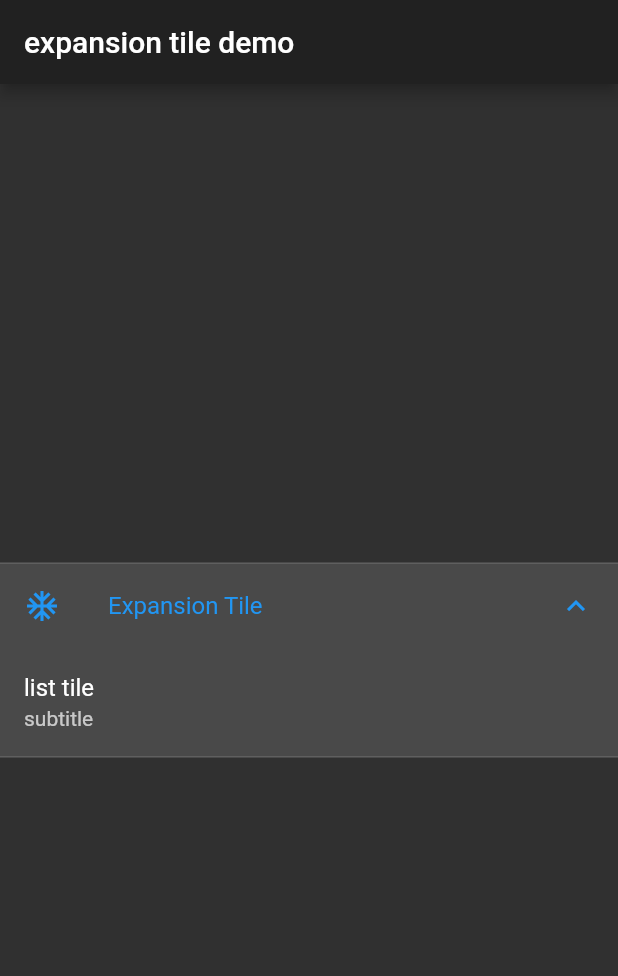
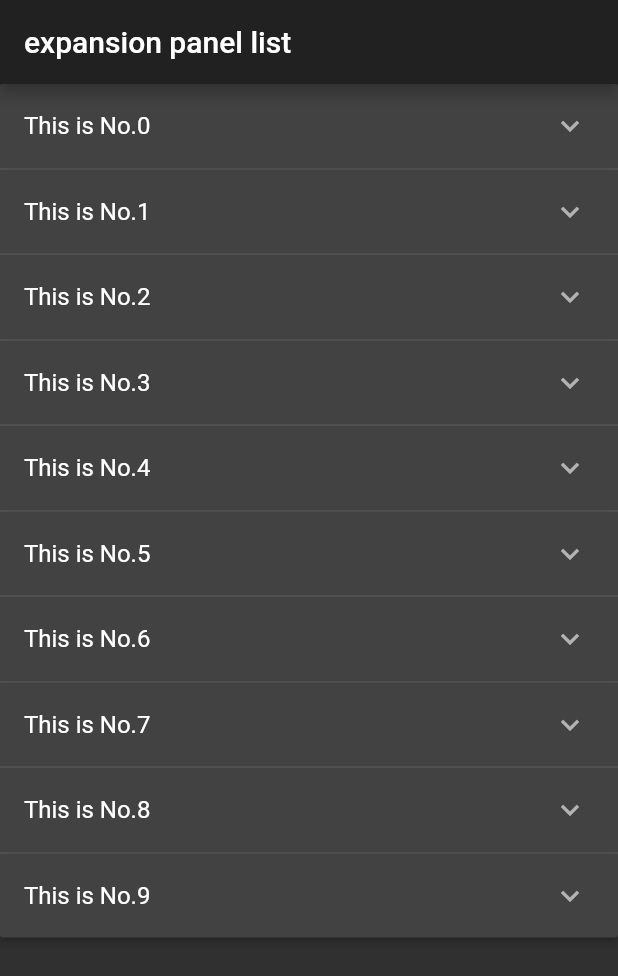
Before and after one commit to html546/flutterdemo08, a Flutter app: the screen it shows after launch, on a phone screen of 412 x 824 dp. Shown: the top 976 px of the screen. Run offline on Flutter 3.47's test engine with Material 2 defaults, Android fonts, the phone set to English and light mode, and no system bars.

Commit message:
展开闭合列表案例

```diff
--- /dev/null
+++ b/lib/expansion_panel_list.dart
@@ -0,0 +1,62 @@
+import 'package:flutter/material.dart';
+
+class ExpansionPanelListDemo extends StatefulWidget {
+  _ExpansionPanelListDemoState createState() => _ExpansionPanelListDemoState();
+}
+
+class _ExpansionPanelListDemoState extends State<ExpansionPanelListDemo> {
+  List<int> mList;
+  List<ExpandStateBean> expandStateList;
+  _ExpansionPanelListDemoState() {
+    mList = new List();
+    expandStateList = new List();
+    for (int i = 0; i < 10; i++) {
+      mList.add(i);
+      expandStateList.add(ExpandStateBean(i, false));
+    }
+  }
+  _setCurrentIndex(int index, isExpand) {
+    setState(() {
+      expandStateList.forEach((item) {
+        if (item.index == index) {
+          item.isOpen = !isExpand;
+        }
+      });
+    });
+  }
+
+  @override
+  Widget build(BuildContext context) {
+    return Scaffold(
+      appBar: AppBar(
+        title: Text('expansion panel list'),
+      ),
+      body: SingleChildScrollView(
+        child: ExpansionPanelList(
+          expansionCallback: (index, bol) {
+            _setCurrentIndex(index, bol);
+          },
+          children: mList.map((index) {
+            return ExpansionPanel(
+              headerBuilder: (context, isExpanded) {
+                return ListTile(
+                  title: Text('This is No.$index'),
+                );
+              },
+              body: ListTile(
+                title: Text('expansion no.$index'),
+              ),
+              isExpanded: expandStateList[index].isOpen,
+            );
+          }).toList(),
+        ),
+      ),
+    );
+  }
+}
+
+class ExpandStateBean {
+  var isOpen;
+  var index;
+  ExpandStateBean(this.index, this.isOpen);
+}
--- a/lib/main.dart
+++ b/lib/main.dart
@@ -1,5 +1,6 @@
 import 'package:flutter/material.dart';
-import 'expansion_tile.dart';
+// import 'expansion_tile.dart';
+import 'expansion_panel_list.dart';
 
 void main() => runApp(MyApp());
 
@@ -9,7 +10,7 @@ class MyApp extends StatelessWidget {
     return MaterialApp(
       title: 'Flutter Demo',
       theme: ThemeData.dark(),
-      home: ExpansionTileDemo(),
+      home: ExpansionPanelListDemo(),
     );
   }
 }
```
